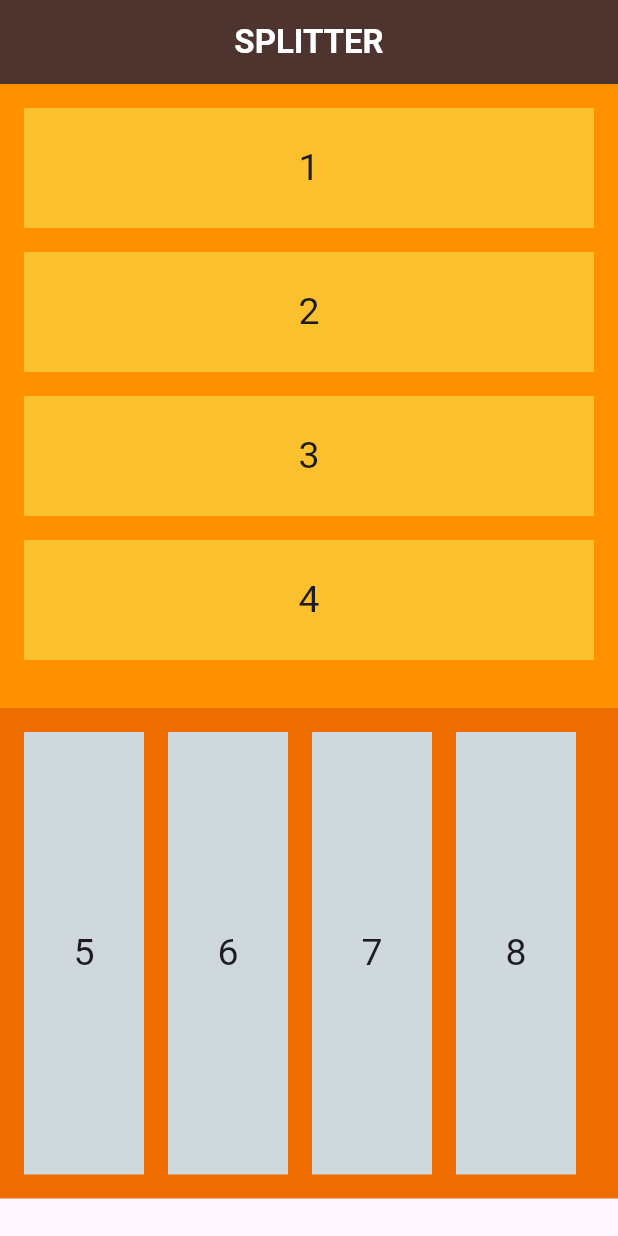
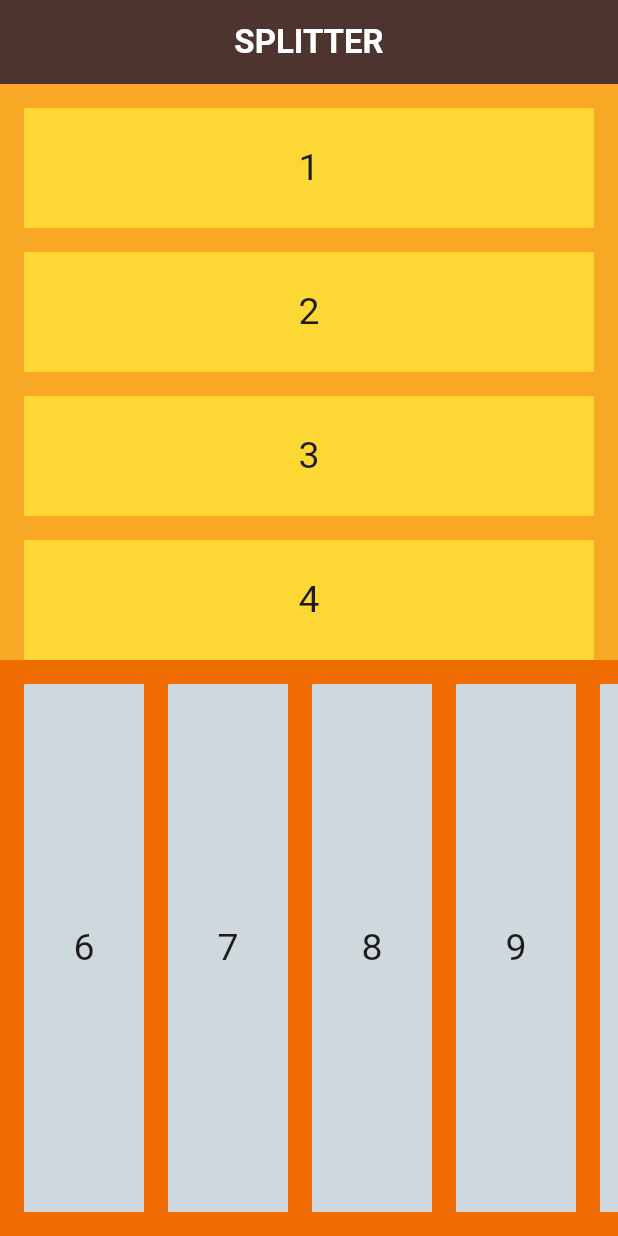
Before and after one commit to jagritixjha/basic_of_flutter, a Flutter app: the HomeScreen screen opened directly, on a phone screen of 412 x 824 dp. Run offline on Flutter 3.47's test engine with Material 3 defaults, Android fonts, the phone set to English and light mode, and no system bars.

Commit message:
basic flutter screens

```diff
--- a/lib/main10.dart
+++ b/lib/main10.dart
@@ -2,6 +2,7 @@ import 'package:flutter/material.dart';
 
 void main() {
   return runApp(const MaterialApp(
+    debugShowCheckedModeBanner: false,
     home: HomeScreen(),
   ));
 }
@@ -22,12 +23,12 @@ class HomeScreen extends StatelessWidget {
         ),
         body: Column(
           children: [
-            SingleChildScrollView(
+            Expanded(
+                child: SingleChildScrollView(
               scrollDirection: Axis.vertical,
               child: Container(
-                color: Colors.orangeAccent.shade400,
-                child: Expanded(
-                    child: Padding(
+                color: Colors.yellow.shade800,
+                child: Padding(
                   padding: const EdgeInsets.all(16),
                   child: Column(
                     children: [
@@ -35,7 +36,7 @@ class HomeScreen extends StatelessWidget {
                         alignment: Alignment.center,
                         height: 80,
                         width: MediaQuery.of(context).size.width - 20,
-                        color: Colors.yellow.shade700,
+                        color: Colors.yellow.shade600,
                         child: const Text(
                           '1',
                           style: TextStyle(
@@ -48,7 +49,7 @@ class HomeScreen extends StatelessWidget {
                         alignment: Alignment.center,
                         height: 80,
                         width: MediaQuery.of(context).size.width - 20,
-                        color: Colors.yellow.shade700,
+                        color: Colors.yellow.shade600,
                         child: const Text(
                           '2',
                           style: TextStyle(
@@ -61,7 +62,7 @@ class HomeScreen extends StatelessWidget {
                         alignment: Alignment.center,
                         height: 80,
                         width: MediaQuery.of(context).size.width - 20,
-                        color: Colors.yellow.shade700,
+                        color: Colors.yellow.shade600,
                         child: const Text(
                           '3',
                           style: TextStyle(
@@ -74,7 +75,7 @@ class HomeScreen extends StatelessWidget {
                         alignment: Alignment.center,
                         height: 80,
                         width: MediaQuery.of(context).size.width - 20,
-                        color: Colors.yellow.shade700,
+                        color: Colors.yellow.shade600,
                         child: const Text(
                           '4',
                           style: TextStyle(
@@ -83,26 +84,11 @@ class HomeScreen extends StatelessWidget {
                         ),
                       ),
                       const SizedBox(height: 16),
-                    ],
-                  ),
-                )),
-              ),
-            ),
-            Container(
-              color: Colors.orange.shade800,
-              width: MediaQuery.of(context).size.width,
-              child: Expanded(
-                  child: Padding(
-                padding: const EdgeInsets.all(16),
-                child: SingleChildScrollView(
-                  scrollDirection: Axis.horizontal,
-                  child: Row(
-                    children: [
                       Container(
                         alignment: Alignment.center,
-                        width: 80,
-                        height: 295,
-                        color: Colors.blueGrey.shade100,
+                        height: 80,
+                        width: MediaQuery.of(context).size.width - 20,
+                        color: Colors.yellow.shade600,
                         child: const Text(
                           '5',
                           style: TextStyle(
@@ -110,11 +96,24 @@ class HomeScreen extends StatelessWidget {
                           ),
                         ),
                       ),
-                      const SizedBox(width: 16),
+                    ],
+                  ),
+                ),
+              ),
+            )),
+            Expanded(
+                child: SingleChildScrollView(
+              scrollDirection: Axis.horizontal,
+              child: Container(
+                color: Colors.orange.shade800,
+                child: Padding(
+                  padding: const EdgeInsets.all(16),
+                  child: Row(
+                    children: [
                       Container(
                         alignment: Alignment.center,
                         width: 80,
-                        height: 295,
+                        height: MediaQuery.of(context).size.height - 20,
                         color: Colors.blueGrey.shade100,
                         child: const Text(
                           '6',
@@ -127,7 +126,7 @@ class HomeScreen extends StatelessWidget {
                       Container(
                         alignment: Alignment.center,
                         width: 80,
-                        height: 295,
+                        height: MediaQuery.of(context).size.height - 20,
                         color: Colors.blueGrey.shade100,
                         child: const Text(
                           '7',
@@ -140,7 +139,7 @@ class HomeScreen extends StatelessWidget {
                       Container(
                         alignment: Alignment.center,
                         width: 80,
-                        height: 295,
+                        height: MediaQuery.of(context).size.height - 20,
                         color: Colors.blueGrey.shade100,
                         child: const Text(
                           '8',
@@ -150,11 +149,36 @@ class HomeScreen extends StatelessWidget {
                         ),
                       ),
                       const SizedBox(width: 16),
+                      Container(
+                        alignment: Alignment.center,
+                        width: 80,
+                        height: MediaQuery.of(context).size.height - 20,
+                        color: Colors.blueGrey.shade100,
+                        child: const Text(
+                          '9',
+                          style: TextStyle(
+                            fontSize: 25,
+                          ),
+                        ),
+                      ),
+                      const SizedBox(width: 16),
+                      Container(
+                        alignment: Alignment.center,
+                        width: 80,
+                        height: MediaQuery.of(context).size.height - 20,
+                        color: Colors.blueGrey.shade100,
+                        child: const Text(
+                          '10',
+                          style: TextStyle(
+                            fontSize: 25,
+                          ),
+                        ),
+                      ),
                     ],
                   ),
                 ),
-              )),
-            ),
+              ),
+            )),
           ],
         ));
   }
```
Also changed, not shown: 1 other file.
